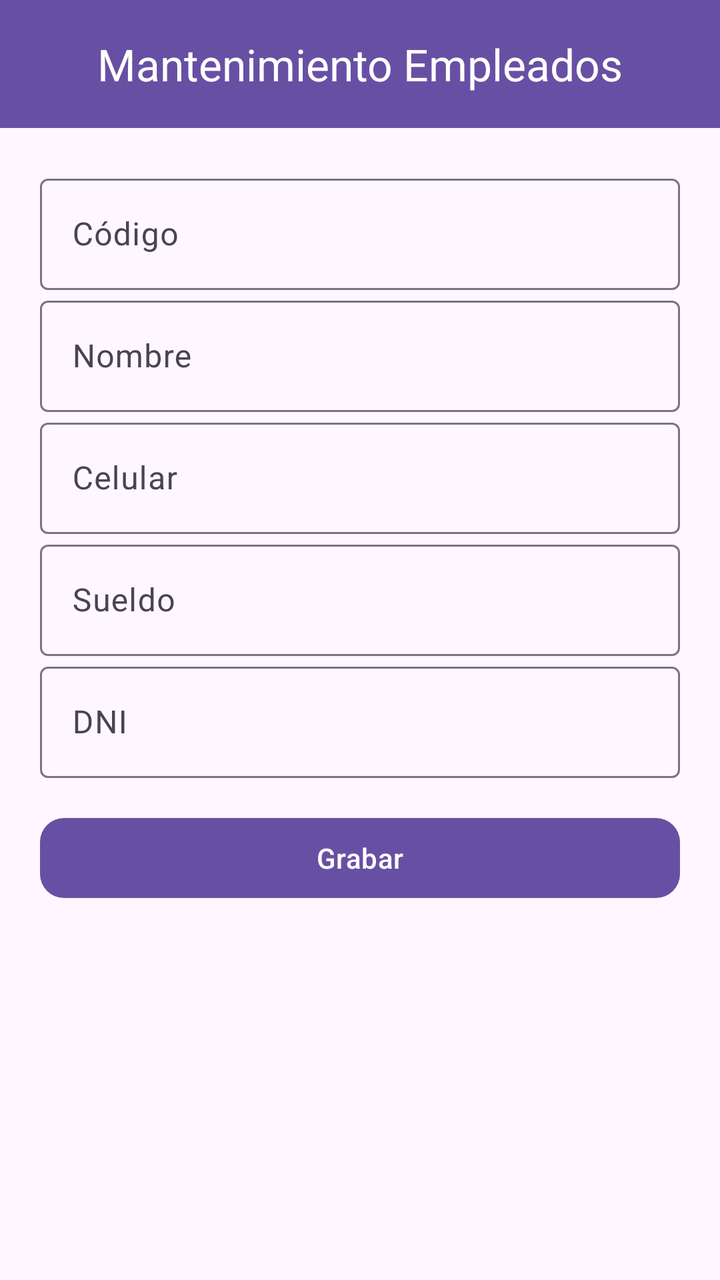
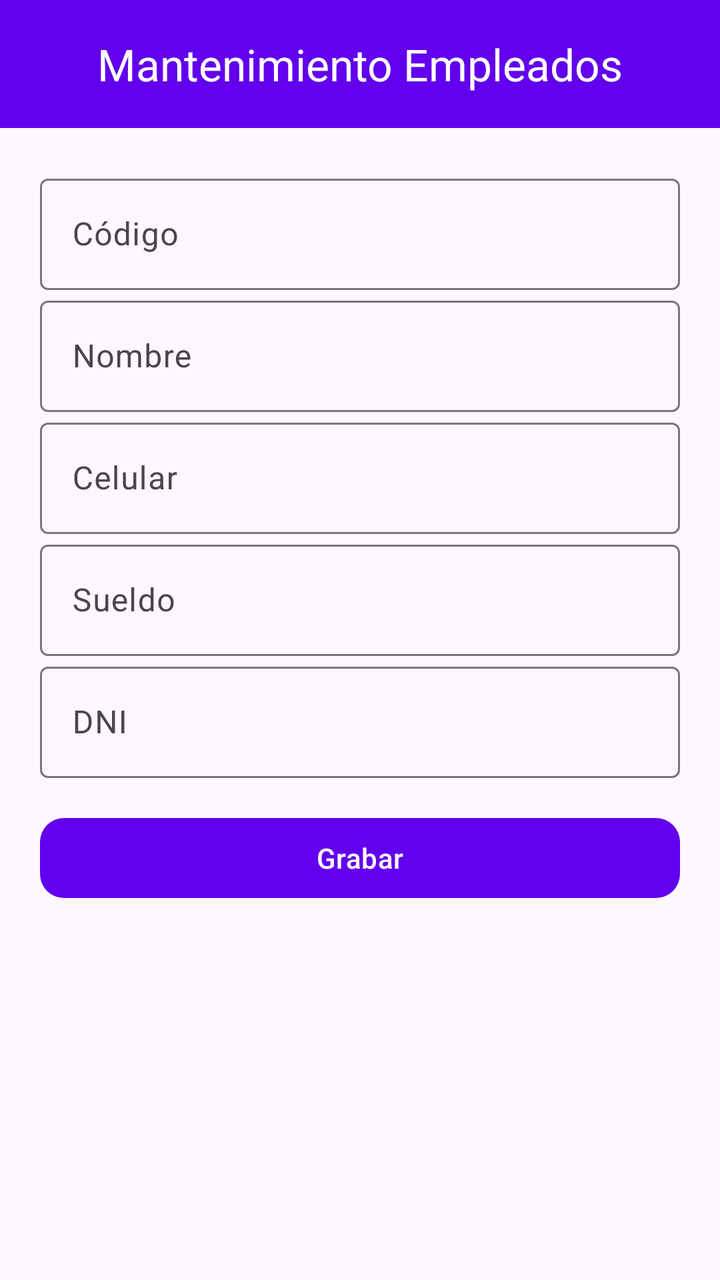

An Android layout rendered at two revisions. The XML below is the earlier revision; the diff shows what the commit changed to produce the second picture.
<!-- AndroidManifest.xml: application theme Theme.Materialdesing -->
<!-- res/layout/activity_main.xml -->
<?xml version="1.0" encoding="utf-8"?>
<androidx.constraintlayout.widget.ConstraintLayout xmlns:android="http://schemas.android.com/apk/res/android"
    xmlns:app="http://schemas.android.com/apk/res-auto"
    xmlns:tools="http://schemas.android.com/tools"
    android:id="@+id/main"
    android:layout_width="match_parent"
    android:layout_height="match_parent"
    tools:context=".MainActivity">
    <androidx.coordinatorlayout.widget.CoordinatorLayout
        xmlns:android="http://schemas.android.com/apk/res/android"
        xmlns:app="http://schemas.android.com/apk/res-auto"
        android:layout_width="match_parent"
        android:layout_height="match_parent">
        
        <com.google.android.material.appbar.MaterialToolbar
            android:id="@+id/topAppBar"
            android:layout_width="match_parent"
            android:layout_height="?attr/actionBarSize"
            android:background="?attr/colorPrimary"
            app:title="Mantenimiento Empleados"
            app:titleCentered="true"
            app:titleTextColor="@android:color/white" />
        
        <androidx.core.widget.NestedScrollView
            android:layout_width="match_parent"
            android:layout_height="match_parent"
            android:padding="20dp"
            android:layout_marginTop="?attr/actionBarSize"
            android:fillViewport="true">
            <LinearLayout
                android:orientation="vertical"
                android:layout_width="match_parent"
                android:layout_height="wrap_content">
                
                <com.google.android.material.textfield.TextInputLayout
                    android:layout_width="match_parent"
                    android:layout_height="wrap_content"
                    android:hint="Código">
                    <com.google.android.material.textfield.TextInputEditText
                        android:id="@+id/txtCodigo"
                        android:layout_width="match_parent"
                        android:layout_height="wrap_content"/>
                </com.google.android.material.textfield.TextInputLayout>
                
                <com.google.android.material.textfield.TextInputLayout
                    android:layout_width="match_parent"
                    android:layout_height="wrap_content"
                    android:hint="Nombre">
                    <com.google.android.material.textfield.TextInputEditText
                        android:id="@+id/txtNombre"
                        android:layout_width="match_parent"
                        android:layout_height="wrap_content"/>
                </com.google.android.material.textfield.TextInputLayout>
                
                <com.google.android.material.textfield.TextInputLayout
                    android:layout_width="match_parent"
                    android:layout_height="wrap_content"
                    android:hint="Celular">
                    <com.google.android.material.textfield.TextInputEditText
                        android:id="@+id/txtCelular"
                        android:inputType="phone"
                        android:layout_width="match_parent"
                        android:layout_height="wrap_content"/>
                </com.google.android.material.textfield.TextInputLayout>
                
                <com.google.android.material.textfield.TextInputLayout
                    android:layout_width="match_parent"
                    android:layout_height="wrap_content"
                    android:hint="Sueldo">
                    <com.google.android.material.textfield.TextInputEditText
                        android:id="@+id/txtSueldo"
                        android:inputType="numberDecimal"
                        android:layout_width="match_parent"
                        android:layout_height="wrap_content"/>
                </com.google.android.material.textfield.TextInputLayout>
                
                <com.google.android.material.textfield.TextInputLayout
                    android:layout_width="match_parent"
                    android:layout_height="wrap_content"
                    android:hint="DNI">
                    <com.google.android.material.textfield.TextInputEditText
                        android:id="@+id/txtDni"
                        android:inputType="number"
                        android:layout_width="match_parent"
                        android:layout_height="wrap_content"/>
                </com.google.android.material.textfield.TextInputLayout>
                
                <com.google.android.material.button.MaterialButton
                    android:id="@+id/btnGrabar"
                    android:layout_width="match_parent"
                    android:layout_height="wrap_content"
                    android:text="Grabar"
                    style="@style/Widget.Material3.Button"
                    android:layout_marginTop="16dp"
                    app:cornerRadius="12dp"/>
                <ListView
                    android:id="@+id/listEmpleados"
                    android:layout_width="match_parent"
                    android:layout_height="wrap_content"
                    android:divider="@android:color/darker_gray"
                    android:dividerHeight="1dp"/>
            </LinearLayout>
        </androidx.core.widget.NestedScrollView>
    </androidx.coordinatorlayout.widget.CoordinatorLayout>
</androidx.constraintlayout.widget.ConstraintLayout>
<!-- resources referenced by this layout -->
<resources>
  <style name="Theme.Materialdesing" parent="Base.Theme.Materialdesing" />
  <style name="Base.Theme.Materialdesing" parent="Theme.Material3.DayNight.NoActionBar">
          
          
      </style>
</resources>

<!-- the commit's change to res/layout/activity_main.xml (unified diff, before → after) -->
@@ -1,105 +1,113 @@
 <?xml version="1.0" encoding="utf-8"?>
-<androidx.constraintlayout.widget.ConstraintLayout xmlns:android="http://schemas.android.com/apk/res/android"
+<androidx.coordinatorlayout.widget.CoordinatorLayout
+    xmlns:android="http://schemas.android.com/apk/res/android"
     xmlns:app="http://schemas.android.com/apk/res-auto"
     xmlns:tools="http://schemas.android.com/tools"
     android:id="@+id/main"
     android:layout_width="match_parent"
     android:layout_height="match_parent"
     tools:context=".MainActivity">
-    <androidx.coordinatorlayout.widget.CoordinatorLayout
-        xmlns:android="http://schemas.android.com/apk/res/android"
-        xmlns:app="http://schemas.android.com/apk/res-auto"
+
+    
+    <com.google.android.material.appbar.MaterialToolbar
+        android:id="@+id/topAppBar"
         android:layout_width="match_parent"
-        android:layout_height="match_parent">
-        
-        <com.google.android.material.appbar.MaterialToolbar
-            android:id="@+id/topAppBar"
+        android:layout_height="?attr/actionBarSize"
+        android:background="?attr/colorPrimary"
+        app:title="Mantenimiento Empleados"
+        app:titleCentered="true"
+        app:titleTextColor="@android:color/white" />
+
+    
+    <androidx.core.widget.NestedScrollView
+        android:layout_width="match_parent"
+        android:layout_height="match_parent"
+        android:padding="20dp"
+        android:layout_marginTop="?attr/actionBarSize"
+        android:fillViewport="true">
+
+        <LinearLayout
+            android:orientation="vertical"
             android:layout_width="match_parent"
-            android:layout_height="?attr/actionBarSize"
-            android:background="?attr/colorPrimary"
-            app:title="Mantenimiento Empleados"
-            app:titleCentered="true"
-            app:titleTextColor="@android:color/white" />
-        
-        <androidx.core.widget.NestedScrollView
-            android:layout_width="match_parent"
-            android:layout_height="match_parent"
-            android:padding="20dp"
-            android:layout_marginTop="?attr/actionBarSize"
-            android:fillViewport="true">
-            <LinearLayout
-                android:orientation="vertical"
+            android:layout_height="wrap_content">
+
+            
+            <com.google.android.material.textfield.TextInputLayout
                 android:layout_width="match_parent"
-                android:layout_height="wrap_content">
-                
-                <com.google.android.material.textfield.TextInputLayout
+                android:layout_height="wrap_content"
+                android:hint="Código">
+                <com.google.android.material.textfield.TextInputEditText
+                    android:id="@+id/txtCodigo"
                     android:layout_width="match_parent"
-                    android:layout_height="wrap_content"
-                    android:hint="Código">
-                    <com.google.android.material.textfield.TextInputEditText
-                        android:id="@+id/txtCodigo"
-                        android:layout_width="match_parent"
-                        android:layout_height="wrap_content"/>
-                </com.google.android.material.textfield.TextInputLayout>
-                
-                <com.google.android.material.textfield.TextInputLayout
+                    android:layout_height="wrap_content"/>
+            </com.google.android.material.textfield.TextInputLayout>
+
+            
+            <com.google.android.material.textfield.TextInputLayout
+                android:layout_width="match_parent"
+                android:layout_height="wrap_content"
+                android:hint="Nombre">
+                <com.google.android.material.textfield.TextInputEditText
+                    android:id="@+id/txtNombre"
                     android:layout_width="match_parent"
-                    android:layout_height="wrap_content"
-                    android:hint="Nombre">
-                    <com.google.android.material.textfield.TextInputEditText
-                        android:id="@+id/txtNombre"
-                        android:layout_width="match_parent"
-                        android:layout_height="wrap_content"/>
-                </com.google.android.material.textfield.TextInputLayout>
-                
-                <com.google.android.material.textfield.TextInputLayout
+                    android:layout_height="wrap_content"/>
+            </com.google.android.material.textfield.TextInputLayout>
+
+            
+            <com.google.android.material.textfield.TextInputLayout
+                android:layout_width="match_parent"
+                android:layout_height="wrap_content"
+                android:hint="Celular">
+                <com.google.android.material.textfield.TextInputEditText
+                    android:id="@+id/txtCelular"
+                    android:inputType="phone"
                     android:layout_width="match_parent"
-                    android:layout_height="wrap_content"
-                    android:hint="Celular">
-                    <com.google.android.material.textfield.TextInputEditText
-                        android:id="@+id/txtCelular"
-                        android:inputType="phone"
-                        android:layout_width="match_parent"
-                        android:layout_height="wrap_content"/>
-                </com.google.android.material.textfield.TextInputLayout>
-                
-                <com.google.android.material.textfield.TextInputLayout
+                    android:layout_height="wrap_content"/>
+            </com.google.android.material.textfield.TextInputLayout>
+
+            
+            <com.google.android.material.textfield.TextInputLayout
+                android:layout_width="match_parent"
+                android:layout_height="wrap_content"
+                android:hint="Sueldo">
+                <com.google.android.material.textfield.TextInputEditText
+                    android:id="@+id/txtSueldo"
+                    android:inputType="numberDecimal"
                     android:layout_width="match_parent"
-                    android:layout_height="wrap_content"
-                    android:hint="Sueldo">
-                    <com.google.android.material.textfield.TextInputEditText
-                        android:id="@+id/txtSueldo"
-                        android:inputType="numberDecimal"
-                        android:layout_width="match_parent"
-                        android:layout_height="wrap_content"/>
-                </com.google.android.material.textfield.TextInputLayout>
-                
-                <com.google.android.material.textfield.TextInputLayout
+                    android:layout_height="wrap_content"/>
+            </com.google.android.material.textfield.TextInputLayout>
+
+            
+            <com.google.android.material.textfield.TextInputLayout
+                android:layout_width="match_parent"
+                android:layout_height="wrap_content"
+                android:hint="DNI">
+                <com.google.android.material.textfield.TextInputEditText
+                    android:id="@+id/txtDni"
+                    android:inputType="number"
                     android:layout_width="match_parent"
-                    android:layout_height="wrap_content"
-                    android:hint="DNI">
-                    <com.google.android.material.textfield.TextInputEditText
-                        android:id="@+id/txtDni"
-                        android:inputType="number"
-                        android:layout_width="match_parent"
-                        android:layout_height="wrap_content"/>
-                </com.google.android.material.textfield.TextInputLayout>
-                
-                <com.google.android.material.button.MaterialButton
-                    android:id="@+id/btnGrabar"
-                    android:layout_width="match_parent"
-                    android:layout_height="wrap_content"
-                    android:text="Grabar"
-                    style="@style/Widget.Material3.Button"
-                    android:layout_marginTop="16dp"
-                    app:cornerRadius="12dp"/>
-                <ListView
-                    android:id="@+id/listEmpleados"
-                    android:layout_width="match_parent"
-                    android:layout_height="wrap_content"
-                    android:divider="@android:color/darker_gray"
-                    android:dividerHeight="1dp"/>
-            </LinearLayout>
-        </androidx.core.widget.NestedScrollView>
-    </androidx.coordinatorlayout.widget.CoordinatorLayout>
-</androidx.constraintlayout.widget.ConstraintLayout>
+                    android:layout_height="wrap_content"/>
+            </com.google.android.material.textfield.TextInputLayout>
+
+            
+            <com.google.android.material.button.MaterialButton
+                android:id="@+id/btnGrabar"
+                android:layout_width="match_parent"
+                android:layout_height="wrap_content"
+                android:text="Grabar"
+                style="@style/Widget.Material3.Button"
+                android:layout_marginTop="16dp"
+                app:cornerRadius="12dp"/>
+
+            <ListView
+                android:id="@+id/listEmpleados"
+                android:layout_width="match_parent"
+                android:layout_height="300dp"
+                android:nestedScrollingEnabled="true"
+                android:divider="@android:color/darker_gray"
+                android:dividerHeight="1dp"/>
+
+        </LinearLayout>
+    </androidx.core.widget.NestedScrollView>
+
+</androidx.coordinatorlayout.widget.CoordinatorLayout>
<!-- resource entries referenced after the edit -->
@@ -1,9 +1,12 @@
 <!-- resources referenced by this layout -->
 <resources>
-  <style name="Theme.Materialdesing" parent="Base.Theme.Materialdesing" />
-  <style name="Base.Theme.Materialdesing" parent="Theme.Material3.DayNight.NoActionBar">
-          
-          
+  <style name="Theme.MaterialDesing" parent="Base.Theme.MaterialDesing">
+          <item name="colorPrimary">@color/purple_500</item>
+          <item name="colorSecondary">@color/teal_200</item>
       </style>
+  <style name="Base.Theme.MaterialDesing" parent="Theme.Material3.DayNight.NoActionBar">
+      </style>
+  <color name="purple_500">#6200EE</color>
+  <color name="teal_200">#03DAC5</color>
 </resources>
 
